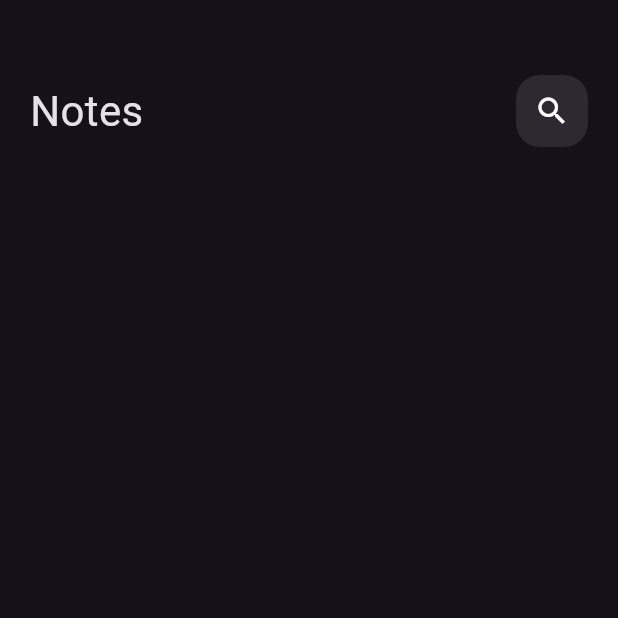
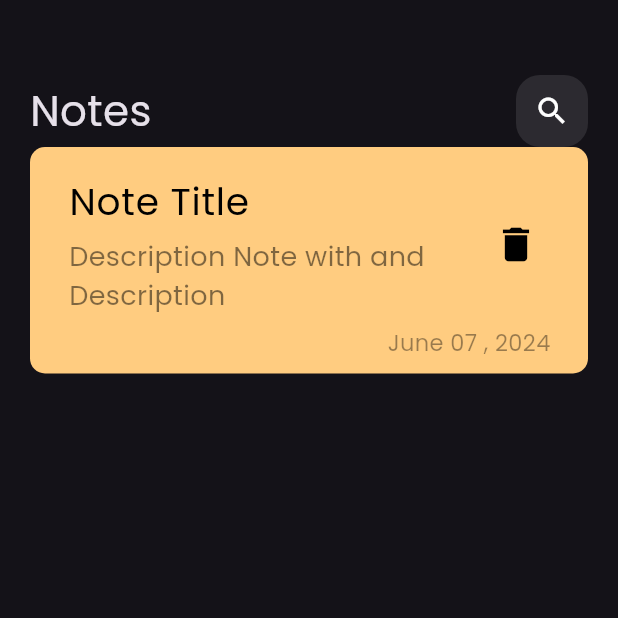
Before and after one commit to youssefElyoussofi/notes_app, a Flutter app: the screen it shows after launch, on a phone screen of 412 x 824 dp, the top half of it. Run offline on Flutter 3.47's test engine with Material 3 defaults, Android fonts, the phone set to English and light mode, and no system bars.

Commit message:
add note widget

```diff
--- a/lib/main.dart
+++ b/lib/main.dart
@@ -14,6 +14,7 @@ class MyApp extends StatelessWidget {
     return MaterialApp(
       title: 'Flutter Demo',
       theme: ThemeData(
+        fontFamily: 'Poppins',
         brightness: Brightness.dark,
         // colorScheme: ColorScheme.fromSeed(seedColor: Colors.deepOrangeAccent),
         useMaterial3: true,
--- a/lib/widgets/custom_body.dart
+++ b/lib/widgets/custom_body.dart
@@ -1,5 +1,6 @@
 import 'package:flutter/material.dart';
 import 'package:notes_app/widgets/custom_appbar.dart';
+import 'package:notes_app/widgets/note_item.dart';
 
 class CustomBody extends StatelessWidget {
   const CustomBody({
@@ -11,7 +12,8 @@ class CustomBody extends StatelessWidget {
     return const Padding(
       padding: EdgeInsets.symmetric(horizontal: 20),
       child: Column(children: [
-        CustomAppbar()
+        CustomAppbar(),
+        NoteItem()
       ],),
     );
   }
--- /dev/null
+++ b/lib/widgets/note_item.dart
@@ -0,0 +1,40 @@
+import 'package:flutter/material.dart';
+
+class NoteItem extends StatelessWidget {
+  const NoteItem({super.key});
+
+  @override
+  Widget build(BuildContext context) {
+    return Container(
+      padding: EdgeInsets.only(left: 10,top: 10),
+      decoration: BoxDecoration(
+        color: const Color(0xffffcc80),
+        borderRadius: BorderRadius.circular(10)),
+      child: Column(
+        crossAxisAlignment: CrossAxisAlignment.end,
+        children: [
+          ListTile(
+            title: const Text('Note Title',style: TextStyle(
+              fontSize: 25,
+              color: Colors.black),),
+            subtitle:  Padding(
+
+              padding: const EdgeInsets.only(top: 5),
+              child: Text('Description Note with and Description',style: TextStyle(
+                fontSize: 18,
+                color: Colors.black.withOpacity(0.5)),),
+            ),
+            trailing: IconButton(onPressed: (){}, icon: const Icon(Icons.delete,color: Colors.black,size: 30,)),
+          ),
+           Padding(
+            padding: const EdgeInsets.only(right: 25,bottom: 10),
+            child: Text('June 07 , 2024',style: TextStyle(
+              fontSize: 15,
+              color: Colors.black.withOpacity(0.4)),),
+          )
+        ],
+      ),
+    );
+
+  }
+}
```
Also changed, not shown: pubspec.yaml (+5 -11 lines), assets/fonts/Poppins-Regular.ttf (added).
